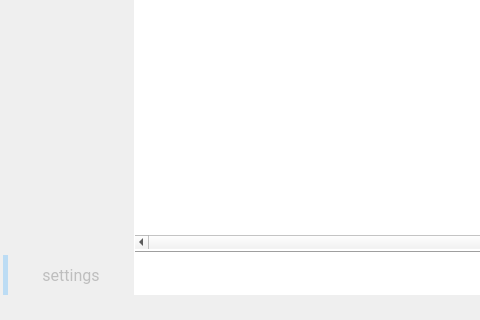
This is GUI/qt5TCMonitorMainWindow.ui in jaroslavkovar80/SSHClient as Qt 5 draws it before an edit; both pictures show x 0 to 480 and y 481 to 801 of the 1280 by 801 pixel window. The edited form follows.
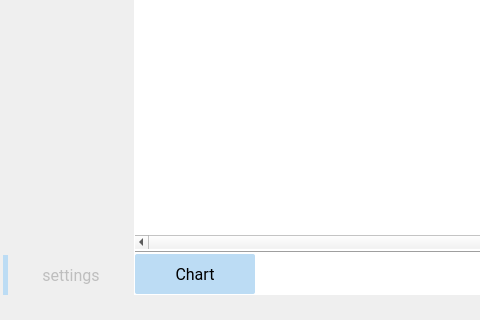
This is the edited form. Icons and pictures are not drawn.

Commit message: Final version of chart for memory overview including button in GUI

What changed in the file:
```diff
--- a/GUI/qt5TCMonitorMainWindow.ui
+++ b/GUI/qt5TCMonitorMainWindow.ui
@@ -1122,6 +1122,35 @@
         </item>
         <item>
          <layout class="QHBoxLayout" name="horizontalLayout_7">
+          <item>
+           <widget class="QPushButton" name="btnShowMemoryChart">
+            <property name="minimumSize">
+             <size>
+              <width>120</width>
+              <height>40</height>
+             </size>
+            </property>
+            <property name="maximumSize">
+             <size>
+              <width>120</width>
+              <height>40</height>
+             </size>
+            </property>
+            <property name="font">
+             <font>
+              <family>Roboto</family>
+              <pointsize>12</pointsize>
+             </font>
+            </property>
+            <property name="text">
+             <string>Chart</string>
+            </property>
+            <property name="icon">
+             <iconset resource="resources.qrc">
+              <normaloff>:/test/pictures/bar-chart-2.svg</normaloff>:/test/pictures/bar-chart-2.svg</iconset>
+            </property>
+           </widget>
+          </item>
           <item>
            <spacer name="horizontalSpacer_2">
             <property name="orientation">
```
The commit also changes 2 other files.
